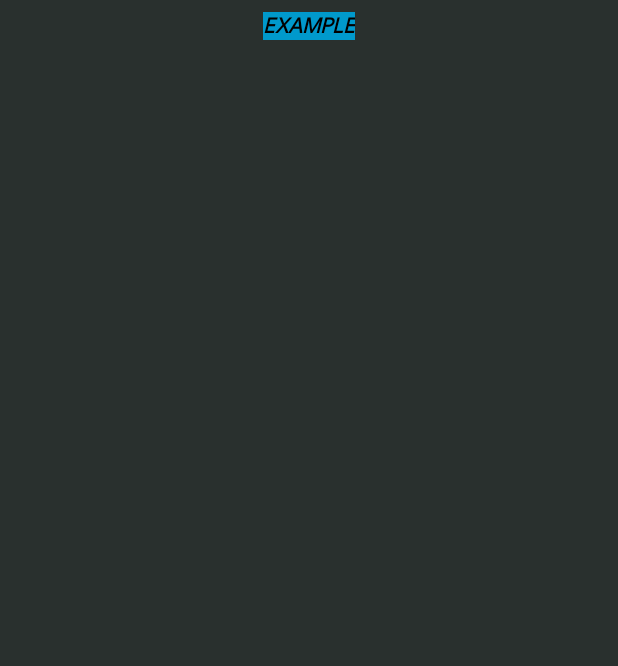
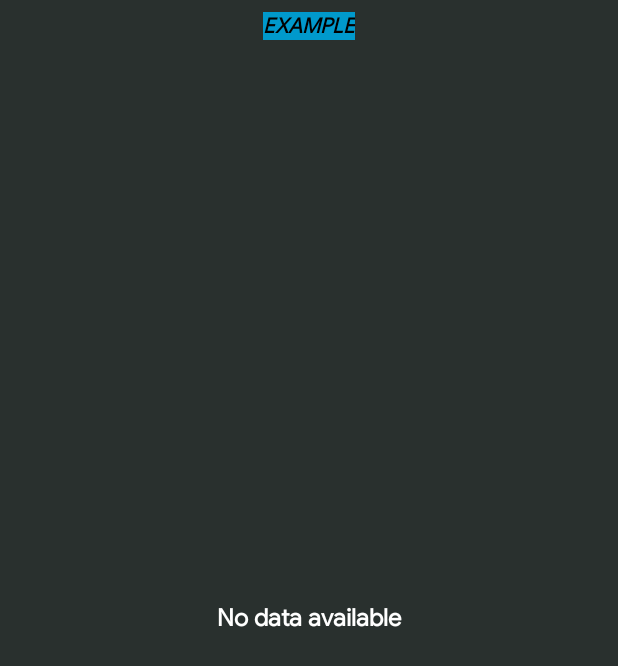
Before and after one commit to max71126/Baking-App-Kotlin, an Android app: the layout app_widget.xml on its own in the app's theme, with its tools: preview values and no code run, on a phone screen of 412 x 824 dp. Shown: the top 666 px of the screen. Run offline under Robolectric (Android 15) with nearby library versions, the phone set to English and light mode, and no system bars.

Commit message:
feat: code rearranged, added new string value

```diff
--- a/app/src/main/res/layout/app_widget.xml
+++ b/app/src/main/res/layout/app_widget.xml
@@ -1,7 +1,7 @@
 <RelativeLayout xmlns:android="http://schemas.android.com/apk/res/android"
+    xmlns:tools="http://schemas.android.com/tools"
     android:layout_width="match_parent"
     android:layout_height="match_parent"
-    xmlns:tools="http://schemas.android.com/tools"
     android:background="@color/color"
     android:padding="@dimen/widget_margin">
 
@@ -9,12 +9,12 @@
         android:id="@+id/appwidget_text"
         android:layout_width="wrap_content"
         android:layout_height="wrap_content"
+        android:layout_alignParentTop="true"
         android:layout_centerHorizontal="true"
         android:layout_centerVertical="true"
         android:layout_margin="8dp"
         android:background="#09C"
         android:text="@string/appwidget_text"
-        android:layout_alignParentTop="true"
         android:textColor="@android:color/black"
         android:textSize="14sp"
         android:textStyle="bold|italic" />
@@ -28,4 +28,14 @@
         android:layout_centerVertical="true"
         tools:listitem="@tools:sample/date/day_of_week" />
 
+    <TextView xmlns:android="http://schemas.android.com/apk/res/android"
+        android:id="@+id/empty_view"
+        android:layout_width="match_parent"
+        android:layout_height="match_parent"
+        android:gravity="center"
+        android:text="@string/empty_view_text"
+        android:textColor="#ffffff"
+        android:textSize="16sp"
+        android:textStyle="bold" />
+
 </RelativeLayout>
--- a/app/src/main/res/values/strings.xml
+++ b/app/src/main/res/values/strings.xml
@@ -15,4 +15,5 @@
     <string name="appwidget_text">EXAMPLE</string>
     <string name="add_widget">Add widget</string>
     <string name="playback_icon">playback icon</string>
+    <string name="empty_view_text">No data available</string>
 </resources>
```
